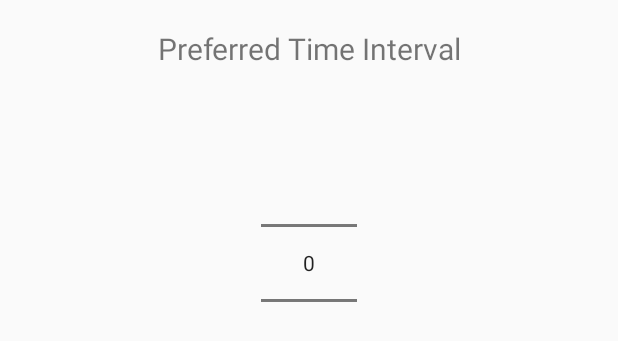
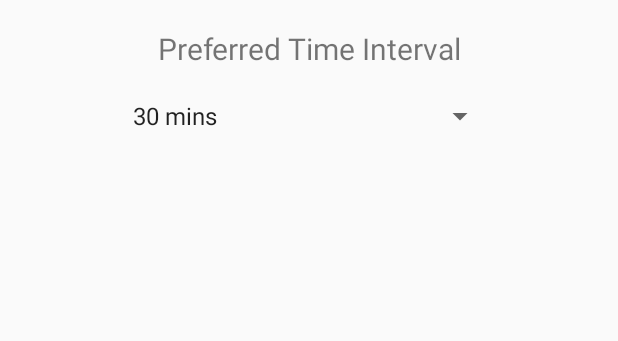
Before and after one commit to tjjjwxzq/IOT-Smart-Office, an Android app: the layout fragment_interval_settings.xml on its own in the app's theme, with its tools: preview values and no code run, on a phone screen of 412 x 824 dp. Shown: the top 341 px of the screen. Run offline under Robolectric (Android 15) with nearby library versions, the phone set to English and light mode, and no system bars.

Commit message:
added time interval settings part

```diff
--- a/IOTApp/app/src/main/res/layout/fragment_interval_settings.xml
+++ b/IOTApp/app/src/main/res/layout/fragment_interval_settings.xml
@@ -12,13 +12,14 @@
         android:textSize = "20sp"
         android:id = "@+id/timeText" />
 
-    <NumberPicker
-        android:layout_width="wrap_content"
+    <Spinner
+        android:layout_width="250dp"
         android:layout_height="wrap_content"
-        android:id="@+id/numberPicker"
+        android:id="@+id/timeIntervalChoices"
+        android:entries="@array/time_intervals"
         android:layout_below="@+id/timeText"
         android:layout_centerHorizontal="true"
-        android:layout_marginTop="30dp" />
+        android:layout_marginTop="10dp" />
 
 
 </RelativeLayout>
```
Also changed, not shown: IOTApp/app/src/main/res/values/strings.xml (+7 -0 lines).
